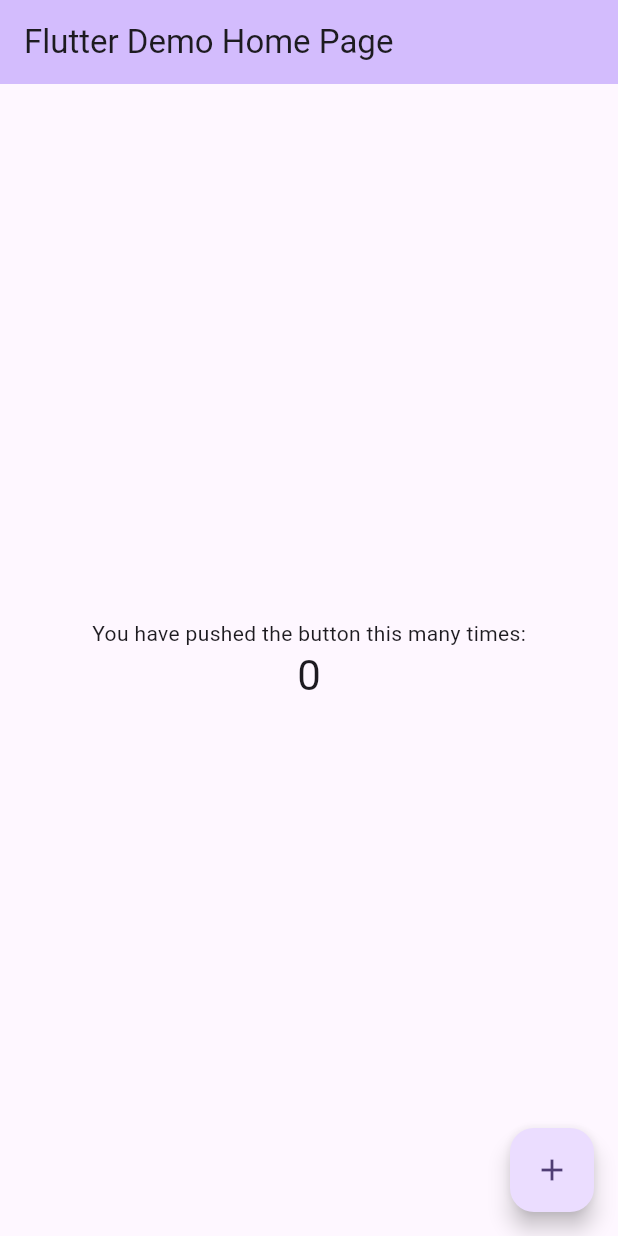
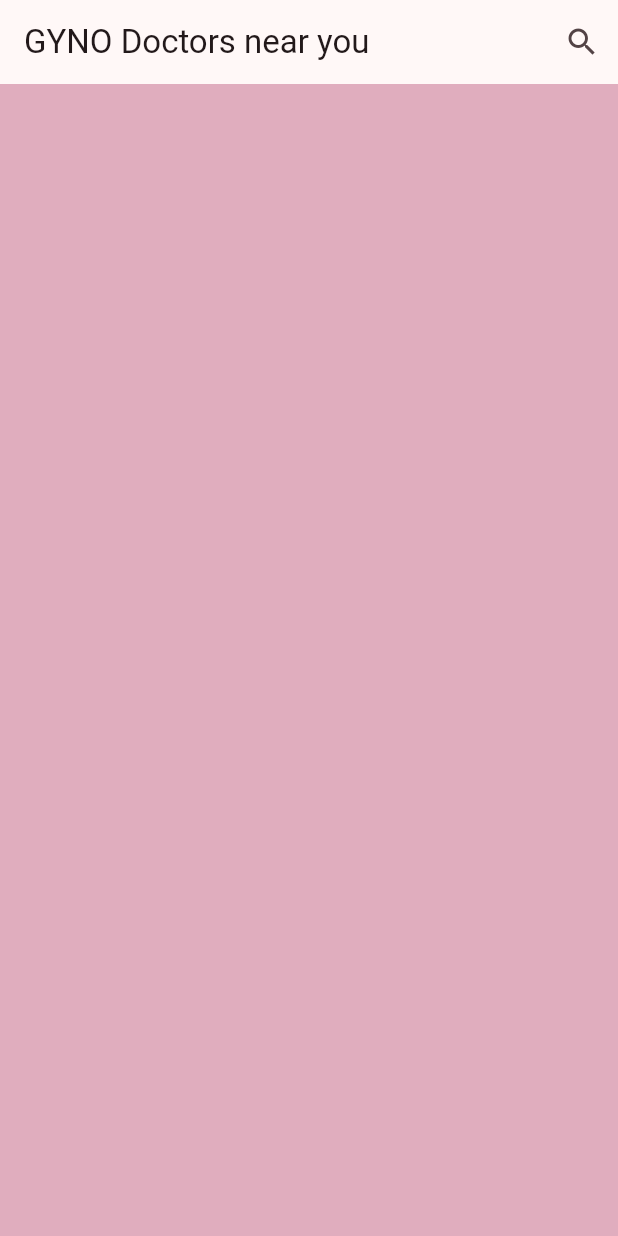
Before and after one commit to cmb2353/divhacks_2023_project, a Flutter app: the screen it shows after launch, on a phone screen of 412 x 824 dp. Run offline on Flutter 3.47's test engine with Material 2 defaults, Android fonts, the light colour scheme and no system bars.

Commit message:
adding seach feature

```diff
--- /dev/null
+++ b/lib/Search_Doctor.dart
@@ -0,0 +1,99 @@
+import 'package:flutter/material.dart';
+
+
+
+class search_page extends StatelessWidget{
+  @override
+  Widget build(BuildContext context){
+    return Scaffold(
+      appBar: AppBar(
+        title: const Text('GYNO Doctors near you'),
+        actions: [
+          IconButton(
+            onPressed: () {
+            showSearch(context: context,
+            delegate: CustomSearchDelegate(),);
+          },
+          icon: const Icon(Icons.search),
+          )
+        ]
+      ),
+
+    );
+
+      }
+    }
+
+class CustomSearchDelegate extends SearchDelegate{
+
+  List<String> searchTerms = [
+    'Cianna',
+    'Leana',
+    'Khadija',
+    'Tani',
+  ];
+
+  @override
+  List<Widget> buildActions(BuildContext context){
+    return [
+      IconButton(
+        icon: const Icon(Icons.clear),
+        onPressed: () {
+          query = '';
+        },
+      )
+    ];
+  }
+
+  @override
+  Widget buildLeading(BuildContext context){
+    return IconButton(
+      icon: const Icon(Icons.arrow_back),
+      onPressed: (){
+        close(context, null);
+      },
+    );
+  }
+
+  @override
+  Widget buildResults(BuildContext context) {
+    List<String> matchQuery = [];
+    for(var doctors in searchTerms){
+      if(doctors.toLowerCase().contains(query.toLowerCase())){
+        matchQuery.add(doctors);
+      }
+    }
+
+    return ListView.builder(
+      itemCount: matchQuery.length,
+      itemBuilder: (context, index){
+        var result = matchQuery[index];
+        return ListTile(
+          title: Text(result),
+        );
+      }
+
+    );
+  }
+
+  @override
+  Widget buildSuggestions(BuildContext context){
+    List<String> matchQuery = [];
+    for( var doctors in searchTerms){
+      if(doctors.toLowerCase().contains(query.toLowerCase())){
+      matchQuery.add(doctors);
+    }
+    }
+
+    return ListView.builder(
+      itemCount: matchQuery.length,
+      itemBuilder: (context, index){
+        var result = matchQuery[index];
+        return ListTile(
+          title: Text(result),
+        );
+      },
+    );
+  }
+
+}
--- a/lib/main.dart
+++ b/lib/main.dart
@@ -1,5 +1,5 @@
 import 'package:flutter/material.dart';
-
+import 'package:divhacks_2023_project/Search_Doctor.dart';
 
 
 void main() {
@@ -13,27 +13,13 @@
   @override
   Widget build(BuildContext context) {
     return MaterialApp(
-      title: 'Flutter Demo',
+      title: 'Ilera',
       theme: ThemeData(
-        // This is the theme of your application.
-        //
-        // TRY THIS: Try running your application with "flutter run". You'll see
-        // the application has a blue toolbar. Then, without quitting the app,
-        // try changing the seedColor in the colorScheme below to Colors.green
-        // and then invoke "hot reload" (save your changes or press the "hot
-        // reload" button in a Flutter-supported IDE, or press "r" if you used
-        // the command line to start the app).
-        //
-        // Notice that the counter didn't reset back to zero; the application
-        // state is not lost during the reload. To reset the state, use hot
-        // restart instead.
-        //
-        // This works for code too, not just values: Most code changes can be
-        // tested with just a hot reload.
-        colorScheme: ColorScheme.fromSeed(seedColor: Colors.deepPurple),
+        colorScheme: ColorScheme.fromSeed(seedColor: Colors.pink),
+        scaffoldBackgroundColor: Color.fromARGB(255, 224, 173, 190),
         useMaterial3: true,
       ),
-      home: const MyHomePage(title: 'Flutter Demo Home Page'),
+      home: search_page(),
     );
   }
 }
@@ -68,16 +54,20 @@
       // called again, and so nothing would appear to happen.
       _counter++;
     });
+
+  // List<Map<String, dynamic>> allUsers - [
+  //   {"id": 1, "name": "Cianna", "Located": "Syracuse, NY"},
+  //   {"id": 2, "name": "Leana", "Located": "Douala, Cameroon"},
+  //   {"id": 3, "name": "Tani O", "Located": "Lagos, Nigeria"},
+  //   {"id": 4, "name": "Khadija Siddiqui":, "Located": "Long Island, NY"},
+
+
+  // ];
   }
 
   @override
   Widget build(BuildContext context) {
-    // This method is rerun every time setState is called, for instance as done
-    // by the _incrementCounter method above.
-    //
-    // The Flutter framework has been optimized to make rerunning build methods
-    // fast, so that you can just rebuild anything that needs updating rather
-    // than having to individually change instances of widgets.
+
     return Scaffold(
       appBar: AppBar(
         // TRY THIS: Try changing the color here to a specific color (to
@@ -89,6 +79,7 @@
         title: Text(widget.title),
       ),
       body: Center(
+
         // Center is a layout widget. It takes a single child and positions it
         // in the middle of the parent.
         child: Column(
```
